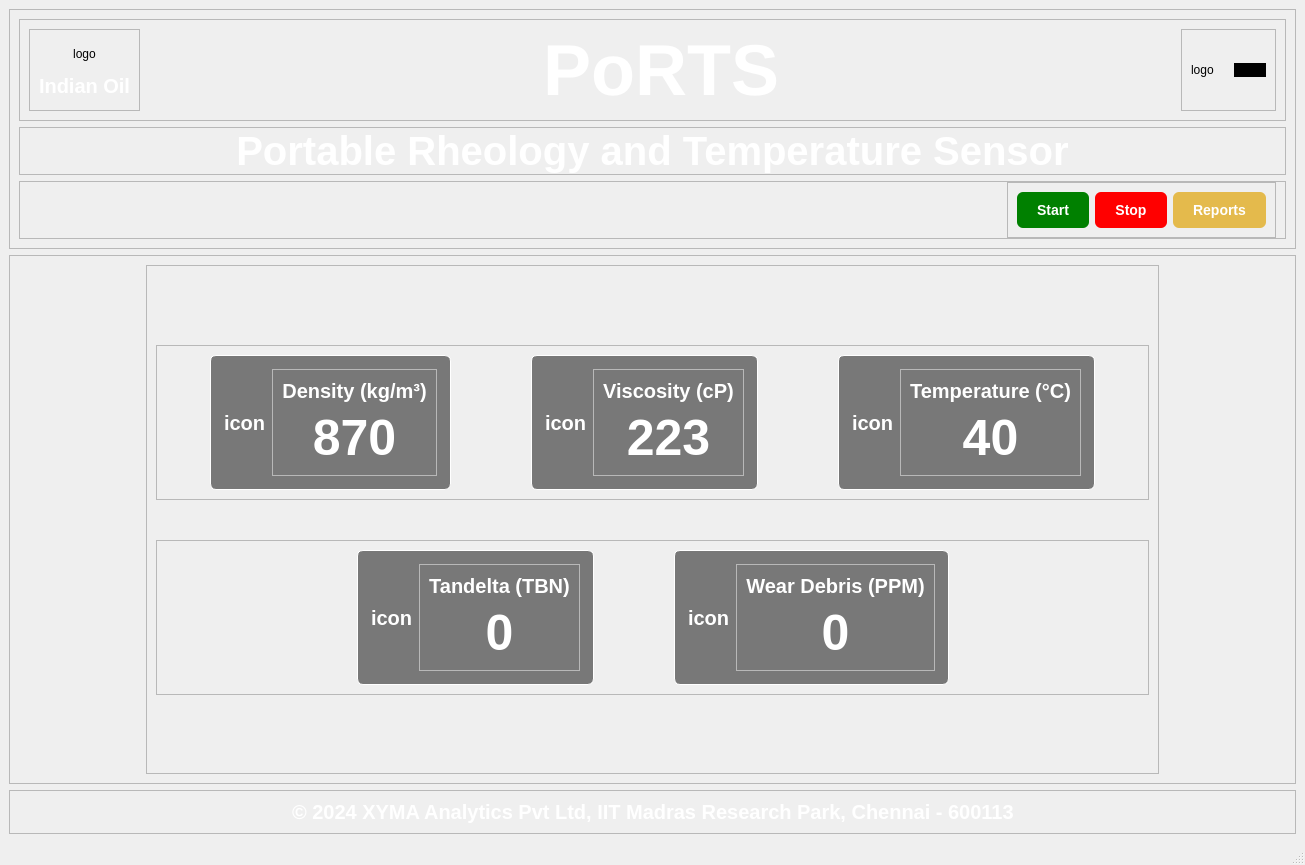
Before: the Qt Designer form Assets/UiFiles/finalisedPage.ui in Jeffrey-Ragland/pyqt5IOCLTwo, drawn with Qt 5.
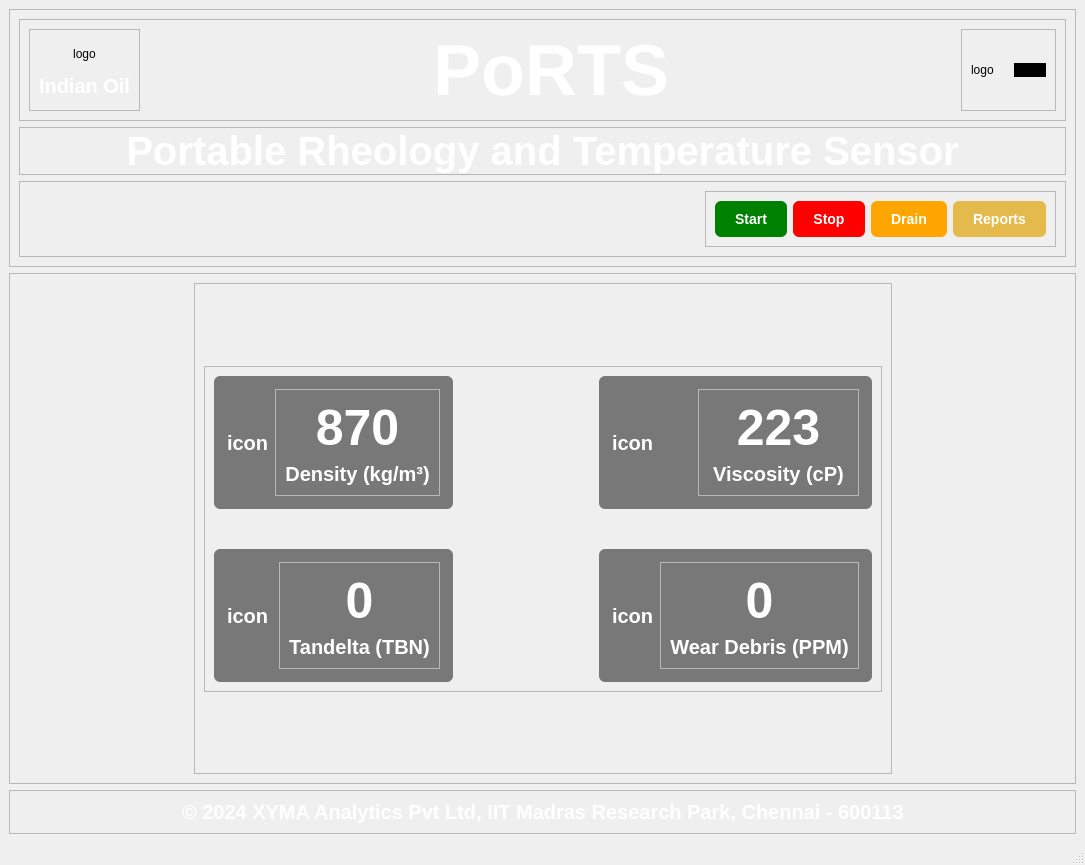
After: the same form once the commit is applied.

```diff
--- a/Assets/UiFiles/finalisedPage.ui
+++ b/Assets/UiFiles/finalisedPage.ui
@@ -6,7 +6,7 @@
    <rect>
     <x>0</x>
     <y>0</y>
-    <width>1305</width>
+    <width>1085</width>
     <height>865</height>
    </rect>
   </property>
@@ -14,7 +14,7 @@
    <string>MainWindow</string>
   </property>
   <widget class="QWidget" name="centralwidget">
-   <layout class="QVBoxLayout" name="verticalLayout_9">
+   <layout class="QVBoxLayout" name="verticalLayout_8">
     <item>
      <widget class="QFrame" name="frame_4">
       <property name="frameShape">
@@ -23,7 +23,7 @@
       <property name="frameShadow">
        <enum>QFrame::Raised</enum>
       </property>
-      <layout class="QVBoxLayout" name="verticalLayout_8">
+      <layout class="QVBoxLayout" name="verticalLayout_7">
        <item>
         <widget class="QFrame" name="frame">
          <property name="frameShape">
@@ -228,12 +228,6 @@
           <enum>QFrame::Raised</enum>
          </property>
          <layout class="QHBoxLayout" name="horizontalLayout_6">
-          <property name="topMargin">
-           <number>0</number>
-          </property>
-          <property name="bottomMargin">
-           <number>0</number>
-          </property>
           <item>
            <spacer name="horizontalSpacer_3">
             <property name="orientation">
@@ -265,6 +259,10 @@
 #testingStopButton {
 	background-color: red;
 }
+
+#testingDrainButton {
+	background-color: orange;
+}
 </string>
             </property>
             <property name="frameShape">
@@ -273,10 +271,7 @@
             <property name="frameShadow">
              <enum>QFrame::Raised</enum>
             </property>
-            <layout class="QHBoxLayout" name="horizontalLayout_5" stretch="0,0,0">
-             <property name="spacing">
-              <number>6</number>
-             </property>
+            <layout class="QHBoxLayout" name="horizontalLayout_5">
              <item>
               <widget class="QPushButton" name="testingStartButton">
                <property name="styleSheet">
@@ -297,6 +292,16 @@
                </property>
               </widget>
              </item>
+             <item>
+              <widget class="QPushButton" name="testingDrainButton">
+               <property name="styleSheet">
+                <string notr="true"/>
+               </property>
+               <property name="text">
+                <string>Drain</string>
+               </property>
+              </widget>
+             </item>
              <item>
               <widget class="QPushButton" name="reportsButton">
                <property name="styleSheet">
@@ -331,7 +336,7 @@
       <property name="frameShadow">
        <enum>QFrame::Raised</enum>
       </property>
-      <layout class="QHBoxLayout" name="horizontalLayout_3" stretch="1,8,1">
+      <layout class="QHBoxLayout" name="horizontalLayout_3" stretch="1,4,1">
        <item>
         <spacer name="horizontalSpacer_7">
          <property name="orientation">
@@ -353,10 +358,7 @@
          <property name="frameShadow">
           <enum>QFrame::Raised</enum>
          </property>
-         <layout class="QVBoxLayout" name="verticalLayout_7">
-          <property name="spacing">
-           <number>40</number>
-          </property>
+         <layout class="QVBoxLayout" name="verticalLayout">
           <item>
            <spacer name="verticalSpacer">
             <property name="orientation">
@@ -365,7 +367,7 @@
             <property name="sizeHint" stdset="0">
              <size>
               <width>20</width>
-              <height>40</height>
+              <height>43</height>
              </size>
             </property>
            </spacer>
@@ -378,31 +380,17 @@
             <property name="frameShadow">
              <enum>QFrame::Raised</enum>
             </property>
-            <layout class="QHBoxLayout" name="horizontalLayout_10">
-             <property name="spacing">
-              <number>80</number>
+            <layout class="QGridLayout" name="gridLayout">
+             <property name="verticalSpacing">
+              <number>40</number>
              </property>
-             <item>
-              <spacer name="horizontalSpacer_4">
-               <property name="orientation">
-                <enum>Qt::Horizontal</enum>
-               </property>
-               <property name="sizeHint" stdset="0">
-                <size>
-                 <width>13</width>
-                 <height>20</height>
-                </size>
-               </property>
-              </spacer>
-             </item>
-             <item>
+             <item row="0" column="0">
               <widget class="QFrame" name="frame_8">
                <property name="styleSheet">
                 <string notr="true">#frame_8 {
     padding: 4px;
     border-radius: 6px;
 	background-color: rgba(0,0,0,0.5);
-	border: 1px solid white;
 }
 
 QLabel {
@@ -440,19 +428,6 @@
                    <enum>QFrame::Raised</enum>
                   </property>
                   <layout class="QVBoxLayout" name="verticalLayout_2">
-                   <item>
-                    <widget class="QLabel" name="label_4">
-                     <property name="styleSheet">
-                      <string notr="true"/>
-                     </property>
-                     <property name="text">
-                      <string>Density (kg/m³)</string>
-                     </property>
-                     <property name="alignment">
-                      <set>Qt::AlignCenter</set>
-                     </property>
-                    </widget>
-                   </item>
                    <item>
                     <widget class="QLabel" name="densityCardLabel">
                      <property name="styleSheet">
@@ -466,20 +441,45 @@
                      </property>
                     </widget>
                    </item>
+                   <item>
+                    <widget class="QLabel" name="label_4">
+                     <property name="styleSheet">
+                      <string notr="true"/>
+                     </property>
+                     <property name="text">
+                      <string>Density (kg/m³)</string>
+                     </property>
+                     <property name="alignment">
+                      <set>Qt::AlignCenter</set>
+                     </property>
+                    </widget>
+                   </item>
                   </layout>
                  </widget>
                 </item>
                </layout>
               </widget>
              </item>
-             <item>
+             <item row="0" column="1">
+              <spacer name="horizontalSpacer_4">
+               <property name="orientation">
+                <enum>Qt::Horizontal</enum>
+               </property>
+               <property name="sizeHint" stdset="0">
+                <size>
+                 <width>89</width>
+                 <height>20</height>
+                </size>
+               </property>
+              </spacer>
+             </item>
+             <item row="0" column="2">
               <widget class="QFrame" name="frame_9">
                <property name="styleSheet">
                 <string notr="true">#frame_9 {
     padding: 4px;
     border-radius: 6px; 
 	background-color: rgba(0,0,0,0.5);
-	border: 1px solid white;
 }
 
 QLabel {
@@ -516,16 +516,6 @@
                    <enum>QFrame::Raised</enum>
                   </property>
                   <layout class="QVBoxLayout" name="verticalLayout_3">
-                   <item>
-                    <widget class="QLabel" name="label_5">
-                     <property name="text">
-                      <string>Viscosity (cP)</string>
-                     </property>
-                     <property name="alignment">
-                      <set>Qt::AlignCenter</set>
-                     </property>
-                    </widget>
-                   </item>
                    <item>
                     <widget class="QLabel" name="viscosityCardLabel">
                      <property name="text">
@@ -536,131 +526,29 @@
                      </property>
                     </widget>
                    </item>
-                  </layout>
-                 </widget>
-                </item>
-               </layout>
-              </widget>
-             </item>
-             <item>
-              <widget class="QFrame" name="frame_10">
-               <property name="styleSheet">
-                <string notr="true">#frame_10 {
-    padding: 4px;
-    border-radius: 6px; 
-    background-color: rgba(0,0,0,0.5);
-	border: 1px solid white;
-}
-
-QLabel {
-	font: bold;
-	color: white;
-	font-size: 20px;
-}
-
-#temperatureCardLabel {
-	font-size: 50px;
-}
-</string>
-               </property>
-               <property name="frameShape">
-                <enum>QFrame::StyledPanel</enum>
-               </property>
-               <property name="frameShadow">
-                <enum>QFrame::Raised</enum>
-               </property>
-               <layout class="QHBoxLayout" name="horizontalLayout_9" stretch="1,2">
-                <item>
-                 <widget class="QLabel" name="temperatureCardIconLabel">
-                  <property name="text">
-                   <string>icon</string>
-                  </property>
-                 </widget>
-                </item>
-                <item>
-                 <widget class="QFrame" name="frame_17">
-                  <property name="frameShape">
-                   <enum>QFrame::StyledPanel</enum>
-                  </property>
-                  <property name="frameShadow">
-                   <enum>QFrame::Raised</enum>
-                  </property>
-                  <layout class="QVBoxLayout" name="verticalLayout">
                    <item>
-                    <widget class="QLabel" name="label_3">
+                    <widget class="QLabel" name="label_5">
                      <property name="text">
-                      <string>Temperature (°C)</string>
+                      <string>Viscosity (cP)</string>
                      </property>
                      <property name="alignment">
                       <set>Qt::AlignCenter</set>
                      </property>
                     </widget>
                    </item>
-                   <item>
-                    <widget class="QLabel" name="temperatureCardLabel">
-                     <property name="text">
-                      <string>40</string>
-                     </property>
-                     <property name="alignment">
-                      <set>Qt::AlignCenter</set>
-                     </property>
-                    </widget>
-                   </item>
                   </layout>
                  </widget>
                 </item>
                </layout>
               </widget>
              </item>
-             <item>
-              <spacer name="horizontalSpacer_5">
-               <property name="orientation">
-                <enum>Qt::Horizontal</enum>
-               </property>
-               <property name="sizeHint" stdset="0">
-                <size>
-                 <width>36</width>
-                 <height>20</height>
-                </size>
-               </property>
-              </spacer>
-             </item>
-            </layout>
-           </widget>
-          </item>
-          <item>
-           <widget class="QFrame" name="frame_11">
-            <property name="frameShape">
-             <enum>QFrame::StyledPanel</enum>
-            </property>
-            <property name="frameShadow">
-             <enum>QFrame::Raised</enum>
-            </property>
-            <layout class="QHBoxLayout" name="horizontalLayout_13" stretch="2,1,1,2">
-             <property name="spacing">
-              <number>80</number>
-             </property>
-             <item>
-              <spacer name="horizontalSpacer_6">
-               <property name="orientation">
-                <enum>Qt::Horizontal</enum>
-               </property>
-               <property name="sizeHint" stdset="0">
-                <size>
-                 <width>89</width>
-                 <height>20</height>
-                </size>
-               </property>
-              </spacer>
-             </item>
-             <item>
+             <item row="1" column="0">
               <widget class="QFrame" name="frame_12">
                <property name="styleSheet">
                 <string notr="true">#frame_12 {
     padding: 4px;
     border-radius: 6px; 
     background-color: rgba(0,0,0,0.5);
-	border: 1px solid white;
 }
 
 QLabel {
@@ -697,6 +585,16 @@
                    <enum>QFrame::Raised</enum>
                   </property>
                   <layout class="QVBoxLayout" name="verticalLayout_5">
+                   <item>
+                    <widget class="QLabel" name="tandelta2CardLabel">
+                     <property name="text">
+                      <string>0</string>
+                     </property>
+                     <property name="alignment">
+                      <set>Qt::AlignCenter</set>
+                     </property>
+                    </widget>
+                   </item>
                    <item>
                     <widget class="QLabel" name="label_7">
                      <property name="text">
@@ -707,30 +605,32 @@
                      </property>
                     </widget>
                    </item>
-                   <item>
-                    <widget class="QLabel" name="tandelta2CardLabel">
-                     <property name="text">
-                      <string>0</string>
-                     </property>
-                     <property name="alignment">
-                      <set>Qt::AlignCenter</set>
-                     </property>
-                    </widget>
-                   </item>
                   </layout>
                  </widget>
                 </item>
                </layout>
               </widget>
              </item>
-             <item>
+             <item row="1" column="1">
+              <spacer name="horizontalSpacer_5">
+               <property name="orientation">
+                <enum>Qt::Horizontal</enum>
+               </property>
+               <property name="sizeHint" stdset="0">
+                <size>
+                 <width>89</width>
+                 <height>20</height>
+                </size>
+               </property>
+              </spacer>
+             </item>
+             <item row="1" column="2">
               <widget class="QFrame" name="frame_13">
                <property name="styleSheet">
                 <string notr="true">#frame_13 {
     padding: 4px;
     border-radius: 6px; 
     background-color: rgba(0,0,0,0.5);
-	border: 1px solid white;
 }
 
 QLabel {
@@ -767,6 +667,16 @@
                    <enum>QFrame::Raised</enum>
                   </property>
                   <layout class="QVBoxLayout" name="verticalLayout_6">
+                   <item>
+                    <widget class="QLabel" name="wearDebrisCardLabel">
+                     <property name="text">
+                      <string>0</string>
+                     </property>
+                     <property name="alignment">
+                      <set>Qt::AlignCenter</set>
+                     </property>
+                    </widget>
+                   </item>
                    <item>
                     <widget class="QLabel" name="label_8">
                      <property name="text">
@@ -777,35 +687,12 @@
                      </property>
                     </widget>
                    </item>
-                   <item>
-                    <widget class="QLabel" name="wearDebrisCardLabel">
-                     <property name="text">
-                      <string>0</string>
-                     </property>
-                     <property name="alignment">
-                      <set>Qt::AlignCenter</set>
-                     </property>
-                    </widget>
-                   </item>
                   </layout>
                  </widget>
                 </item>
                </layout>
               </widget>
              </item>
-             <item>
-              <spacer name="horizontalSpacer_10">
-               <property name="orientation">
-                <enum>Qt::Horizontal</enum>
-               </property>
-               <property name="sizeHint" stdset="0">
-                <size>
-                 <width>40</width>
-                 <height>20</height>
-                </size>
-               </property>
-              </spacer>
-             </item>
             </layout>
            </widget>
           </item>
@@ -900,8 +787,8 @@
     <rect>
      <x>0</x>
      <y>0</y>
-     <width>1305</width>
-     <height>26</height>
+     <width>1085</width>
+     <height>22</height>
     </rect>
    </property>
   </widget>
```
